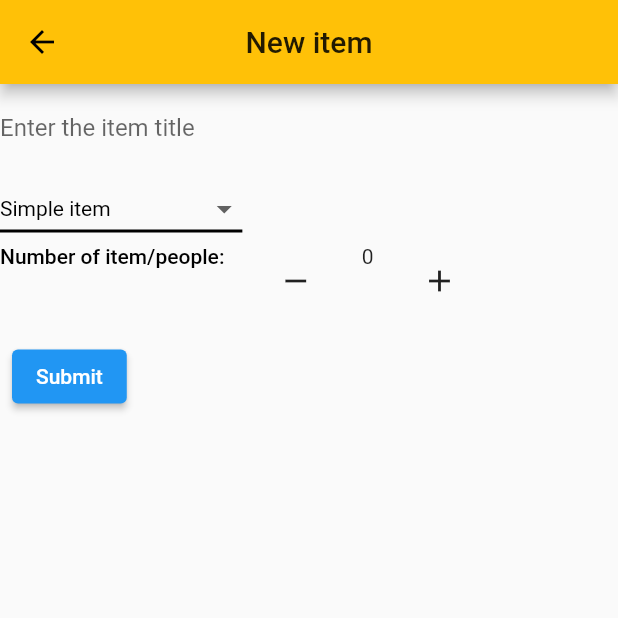
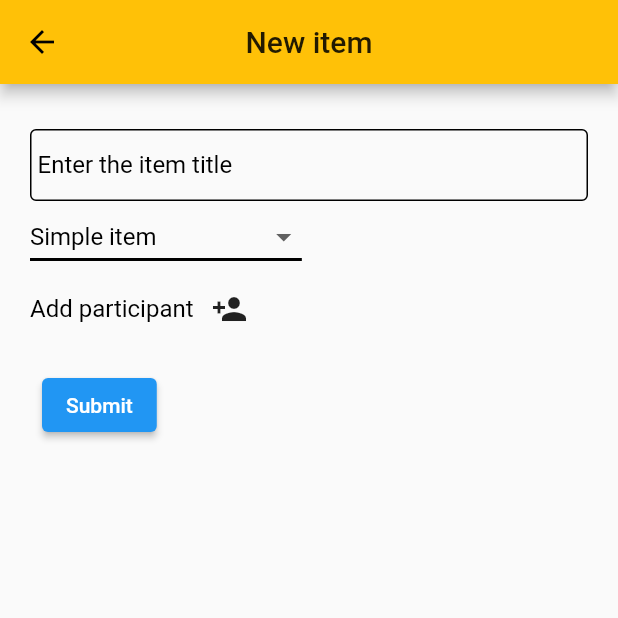
Before and after one commit to malta895/TOgetherDO, a Flutter app: the NewListItem screen opened directly, on a phone screen of 412 x 824 dp, the top half of it. Run offline on Flutter 3.47's test engine with Material 2 defaults, Android fonts, the phone set to English and light mode, and no system bars; accounts and stored records are empty; network calls fail.

Commit message:
feat(new_item): styled new_item page

```diff
--- a/lib/new_item.dart
+++ b/lib/new_item.dart
@@ -15,9 +15,7 @@ class NewListItem extends StatelessWidget {
 
 class MyCustomForm extends StatefulWidget {
   @override
-  MyCustomFormState createState() {
-    return MyCustomFormState();
-  }
+  _MyCustomFormState createState() => _MyCustomFormState();
 }
 
 class DropdownMenu extends StatefulWidget {
@@ -27,13 +25,43 @@ class DropdownMenu extends StatefulWidget {
   _DropdownMenuState createState() => _DropdownMenuState();
 }
 
-class Counter extends StatefulWidget {
+/* class Counter extends StatefulWidget {
   _CounterState createState() => _CounterState();
+} */
+
+class AddMember extends StatelessWidget {
+  @override
+  Widget build(BuildContext context) {
+    return Row(
+      children: <Widget>[
+        Column(
+          children: <Widget>[
+            Text(
+              "Add participant",
+              style: TextStyle(
+                color: Colors.black,
+                fontSize: 16.0,
+              ),
+            )
+          ],
+        ),
+        Column(
+          children: <Widget>[
+            IconButton(
+                // TODO: IconButton actually adds a member
+                icon: Icon(Icons.person_add),
+                tooltip: 'Add a participant',
+                onPressed: () => {print("Member added")})
+          ],
+        ),
+      ],
+    );
+  }
 }
 
 // Define a corresponding State class.
 // This class holds data related to the form.
-class MyCustomFormState extends State<MyCustomForm> {
+class _MyCustomFormState extends State<MyCustomForm> {
   // Create a global key that uniquely identifies the Form widget
   // and allows validation of the form.
   //
@@ -46,21 +74,34 @@ class MyCustomFormState extends State<MyCustomForm> {
     // Build a Form widget using the _formKey created above.
     return Form(
       key: _formKey,
+      child: Padding(
+        padding: EdgeInsets.all(20.0),
         child: Column(
           crossAxisAlignment: CrossAxisAlignment.start,
           children: <Widget>[
-          TextFormField(
+            Padding(
+                padding: EdgeInsets.only(top: 10.0),
+                child: TextFormField(
                   decoration: InputDecoration(
-                border: InputBorder.none, labelText: 'Enter the item title'),
+                      contentPadding: EdgeInsets.all(5.0),
+                      focusedBorder: OutlineInputBorder(
+                        borderSide: BorderSide(color: Colors.black, width: 1.0),
+                      ),
+                      enabledBorder: OutlineInputBorder(
+                        borderSide: BorderSide(color: Colors.black, width: 1.0),
+                      ),
+                      labelText: 'Enter the item title',
+                      labelStyle: TextStyle(color: Colors.black)),
                   validator: (value) {
                     if (value.isEmpty) {
                       return 'Please enter some text';
                     }
                     return null;
                   },
-          ),
+                )),
             DropdownMenu(),
-          Counter(),
+            // Counter(),
+            AddMember(),
             Padding(
               padding:
                   const EdgeInsets.symmetric(vertical: 16.0, horizontal: 8.0),
@@ -72,14 +113,15 @@ class MyCustomFormState extends State<MyCustomForm> {
                   // otherwise.
                   if (_formKey.currentState.validate()) {
                     // If the form is valid, display a Snackbar.
-                  Scaffold.of(context)
-                      .showSnackBar(SnackBar(content: Text('Processing Data')));
+                    Scaffold.of(context).showSnackBar(
+                        SnackBar(content: Text('Processing Data')));
                   }
                 },
                 child: Text('Submit'),
               ),
             ),
           ],
+        ),
       ),
     );
   }
@@ -88,14 +130,59 @@ class MyCustomFormState extends State<MyCustomForm> {
 class _DropdownMenuState extends State<DropdownMenu> {
   String dropdownValue = 'Simple item';
 
+  void hideMultipleSelection() {
+    setState(() {
+      if (dropdownValue == 'Simple item') {
+        visibleItem = false;
+        visiblePeople = false;
+      } else if (dropdownValue == 'Multiple instance item') {
+        visibleItem = true;
+        visiblePeople = false;
+        counter = 0;
+      } else if (dropdownValue == 'Multiple people item') {
+        visibleItem = false;
+        visiblePeople = true;
+        counter = 0;
+      }
+    });
+  }
+
+  bool visibleItem = false;
+  bool visiblePeople = false;
+  int counter = 0;
+
+  void decrementCounter() {
+    setState(() {
+      if (counter > 0) counter--;
+    });
+  }
+
+  void incrementCounter() {
+    setState(() {
+      counter++;
+    });
+  }
+
+  void setCounter(double val) {
+    setState(() {
+      counter = val.toInt();
+    });
+  }
+
   @override
   Widget build(BuildContext context) {
-    return DropdownButton<String>(
+    return Column(
+        crossAxisAlignment: CrossAxisAlignment.start,
+        children: <Widget>[
+          DropdownButton<String>(
             value: dropdownValue,
             icon: Icon(Icons.arrow_drop_down),
             iconSize: 24,
             elevation: 16,
-      style: TextStyle(color: Colors.black),
+            style: TextStyle(
+              color: Colors.black,
+              fontSize: 16.0,
+            ),
             underline: Container(
               height: 2,
               color: Colors.black,
@@ -104,6 +191,7 @@ class _DropdownMenuState extends State<DropdownMenu> {
               setState(() {
                 dropdownValue = newValue;
               });
+              hideMultipleSelection();
             },
             items: <String>[
               'Simple item',
@@ -115,11 +203,82 @@ class _DropdownMenuState extends State<DropdownMenu> {
                 child: Text(value),
               );
             }).toList(),
-    );
+          ),
+          Visibility(
+              visible: visibleItem,
+              child: Row(
+                crossAxisAlignment: CrossAxisAlignment.center,
+                children: <Widget>[
+                  Container(
+                      child: Text('Number of item: ',
+                          style: TextStyle(
+                            color: Colors.black,
+                            fontSize: 16.0,
+                          ))),
+                  FlatButton(
+                    child: Icon(
+                      Icons.remove,
+                      color: Colors.black,
+                    ),
+                    minWidth: 5.0,
+                    onPressed: decrementCounter,
+                  ),
+                  Container(
+                      padding: const EdgeInsets.all(4.0),
+                      decoration: BoxDecoration(
+                        border: Border.all(color: Colors.black),
+                        borderRadius: BorderRadius.circular(6),
+                      ),
+                      child: Text("$counter",
+                          style:
+                              TextStyle(color: Colors.black, fontSize: 20.0))),
+                  FlatButton(
+                    child: Icon(Icons.add, color: Colors.black),
+                    minWidth: 5.0,
+                    onPressed: incrementCounter,
+                  )
+                ],
+              )),
+          Visibility(
+              visible: visiblePeople,
+              child: Row(
+                crossAxisAlignment: CrossAxisAlignment.center,
+                children: <Widget>[
+                  Container(
+                      child: Text('Number of people: ',
+                          style: TextStyle(
+                            color: Colors.black,
+                            fontSize: 16.0,
+                          ))),
+                  FlatButton(
+                    child: Icon(
+                      Icons.remove,
+                      color: Colors.black,
+                    ),
+                    minWidth: 5.0,
+                    onPressed: decrementCounter,
+                  ),
+                  Container(
+                      padding: const EdgeInsets.all(4.0),
+                      decoration: BoxDecoration(
+                        border: Border.all(color: Colors.black),
+                        borderRadius: BorderRadius.circular(6),
+                      ),
+                      child: Text("$counter",
+                          style:
+                              TextStyle(color: Colors.black, fontSize: 20.0))),
+                  FlatButton(
+                    child: Icon(Icons.add, color: Colors.black),
+                    minWidth: 5.0,
+                    onPressed: incrementCounter,
+                  )
+                ],
+              ))
+        ]);
   }
 }
 
-class _CounterState extends State<Counter> {
+/* class _CounterState extends State<Counter> {
   int counter = 0;
 
   void decrementCounter() {
@@ -142,22 +301,37 @@ class _CounterState extends State<Counter> {
 
   Widget build(BuildContext context) {
     return Row(
-      crossAxisAlignment: CrossAxisAlignment.start,
-      children: [
+      crossAxisAlignment: CrossAxisAlignment.center,
+      children: <Widget>[
         Container(
             child: Text('Number of item/people: ',
                 style: TextStyle(
-                    fontWeight: FontWeight.w500, color: Colors.black))),
+                  color: Colors.black,
+                  fontSize: 16.0,
+                ))),
         FlatButton(
-          child: Icon(Icons.remove),
+          child: Icon(
+            Icons.remove,
+            color: Colors.black,
+          ),
+          minWidth: 5.0,
           onPressed: decrementCounter,
         ),
-        Text("$counter"),
+        Container(
+            padding: const EdgeInsets.all(4.0),
+            decoration: BoxDecoration(
+              border: Border.all(color: Colors.black),
+              borderRadius: BorderRadius.circular(6),
+            ),
+            child: Text("$counter",
+                style: TextStyle(color: Colors.black, fontSize: 20.0))),
         FlatButton(
-          child: Icon(Icons.add),
+          child: Icon(Icons.add, color: Colors.black),
+          minWidth: 5.0,
           onPressed: incrementCounter,
         )
       ],
     );
   }
 }
+ */
```
Lines whose indentation alone changed are shown as unchanged.
